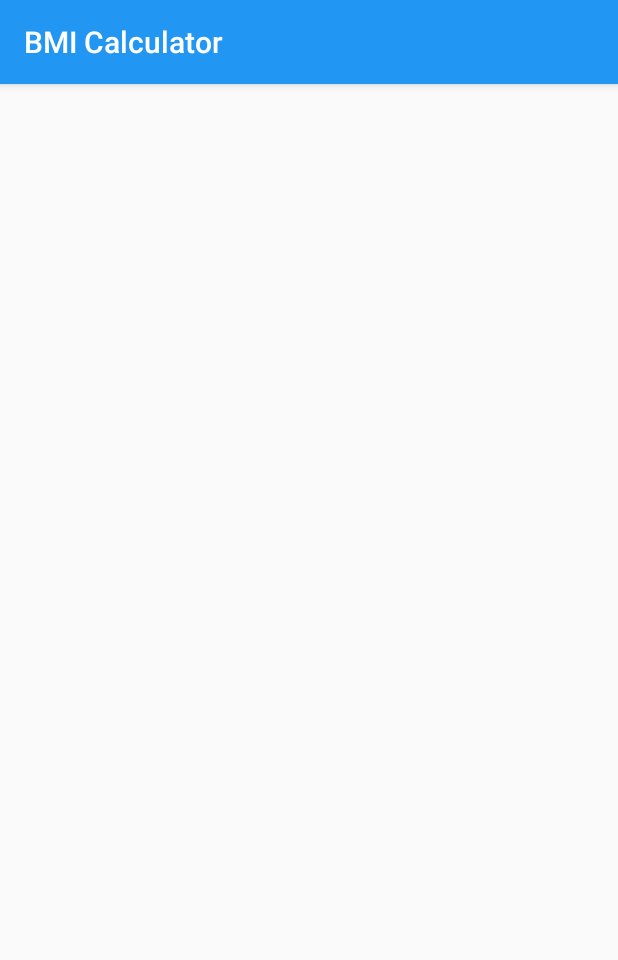
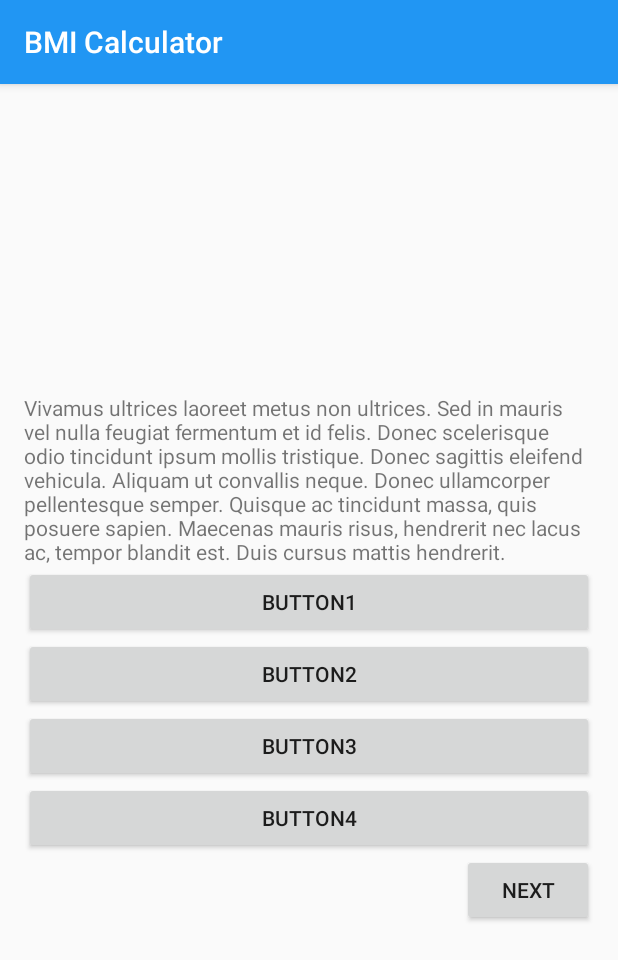
Before and after one commit to Fuksiarz/TipperCollegeActivities, an Android app: the Quizz04 screen opened directly, with no data from a screen before it, on a phone screen of 412 x 824 dp. Shown: the top 960 px of the screen. Run offline under Robolectric (Android 15) with nearby library versions, the phone set to English and light mode, and no system bars.

Commit message:
Quizz done

```diff
--- a/PAMO/Tipper/app/src/main/AndroidManifest.xml
+++ b/PAMO/Tipper/app/src/main/AndroidManifest.xml
@@ -9,6 +9,12 @@
         android:roundIcon="@mipmap/ic_launcher_round"
         android:supportsRtl="true"
         android:theme="@style/AppTheme">
+        <activity
+            android:name=".Quizz06"
+            android:exported="false" />
+        <activity
+            android:name=".Quizz05"
+            android:exported="false" />
         <activity
             android:name=".Quizz04"
             android:exported="false" />
--- a/PAMO/Tipper/app/src/main/java/com/example/tipper/Quizz01.java
+++ b/PAMO/Tipper/app/src/main/java/com/example/tipper/Quizz01.java
@@ -15,7 +15,7 @@ public class Quizz01 extends AppCompatActivity {
     protected void onCreate(Bundle savedInstanceState) {
         super.onCreate(savedInstanceState);
         setContentView(R.layout.activity_quizz01);
-        nextButton = (Button) findViewById(R.id.buttonNextQuestion1);
+        nextButton = (Button) findViewById(R.id.goToMain);
 
         nextButton.setOnClickListener(new View.OnClickListener() {
             @Override
--- a/PAMO/Tipper/app/src/main/java/com/example/tipper/Quizz03.java
+++ b/PAMO/Tipper/app/src/main/java/com/example/tipper/Quizz03.java
@@ -15,7 +15,7 @@ public class Quizz03 extends AppCompatActivity {
     protected void onCreate(Bundle savedInstanceState) {
         super.onCreate(savedInstanceState);
         setContentView(R.layout.activity_quizz03);
-        nextButton = (Button) findViewById(R.id.buttonNextQuestion1);
+        nextButton = (Button) findViewById(R.id.goToMain);
 
         nextButton.setOnClickListener(new View.OnClickListener() {
             @Override
--- a/PAMO/Tipper/app/src/main/java/com/example/tipper/Quizz04.java
+++ b/PAMO/Tipper/app/src/main/java/com/example/tipper/Quizz04.java
@@ -2,13 +2,32 @@ package com.example.tipper;
 
 import androidx.appcompat.app.AppCompatActivity;
 
+import android.content.Intent;
 import android.os.Bundle;
+import android.view.View;
+import android.widget.Button;
 
 public class Quizz04 extends AppCompatActivity {
+
+
+    private Button nextButton;
+
+
 
     @Override
     protected void onCreate(Bundle savedInstanceState) {
         super.onCreate(savedInstanceState);
         setContentView(R.layout.activity_quizz04);
+
+        nextButton = (Button) findViewById(R.id.goToMain);
+
+        nextButton.setOnClickListener(new View.OnClickListener() {
+            @Override
+            public void onClick(View view) {
+                Intent switchActivityIntent = new Intent(Quizz04.this, Quizz05.class);
+                startActivity(switchActivityIntent);
+            }
+        });
+
     }
 }
--- a/PAMO/Tipper/app/src/main/res/layout/activity_quizz01.xml
+++ b/PAMO/Tipper/app/src/main/res/layout/activity_quizz01.xml
@@ -45,7 +45,7 @@
         android:text="Button4" />
 
     <Button
-        android:id="@+id/buttonNextQuestion1"
+        android:id="@+id/goToMain"
         android:layout_width="wrap_content"
         android:layout_height="wrap_content"
         android:layout_gravity="end"
--- a/PAMO/Tipper/app/src/main/res/layout/activity_quizz02.xml
+++ b/PAMO/Tipper/app/src/main/res/layout/activity_quizz02.xml
@@ -45,7 +45,7 @@
         android:text="Button4" />
 
     <Button
-        android:id="@+id/buttonNextQuestion1"
+        android:id="@+id/goToMain"
         android:layout_width="wrap_content"
         android:layout_height="wrap_content"
         android:layout_gravity="end"
--- a/PAMO/Tipper/app/src/main/res/layout/activity_quizz04.xml
+++ b/PAMO/Tipper/app/src/main/res/layout/activity_quizz04.xml
@@ -1,9 +1,55 @@
 <?xml version="1.0" encoding="utf-8"?>
-<androidx.constraintlayout.widget.ConstraintLayout xmlns:android="http://schemas.android.com/apk/res/android"
-    xmlns:app="http://schemas.android.com/apk/res-auto"
-    xmlns:tools="http://schemas.android.com/tools"
+<LinearLayout xmlns:android="http://schemas.android.com/apk/res/android"
     android:layout_width="match_parent"
     android:layout_height="match_parent"
-    tools:context=".Quizz04">
+    android:gravity="center"
+    android:orientation="vertical"
+    android:paddingLeft="16dp"
+    android:paddingRight="16dp">
 
-</androidx.constraintlayout.widget.ConstraintLayout>
+    >
+
+
+    <TextView
+        android:id="@+id/textView"
+        android:layout_width="match_parent"
+        android:layout_height="wrap_content"
+
+        android:text="@string/question4"/>
+
+    <Button
+        android:id="@+id/buttonAnswer1Question1"
+        android:layout_width="match_parent"
+        android:layout_height="wrap_content"
+
+        android:text="Button1" />
+
+    <Button
+        android:id="@+id/buttonAnswer2Question1"
+        android:layout_width="match_parent"
+        android:layout_height="wrap_content"
+
+        android:text="Button2" />
+
+    <Button
+        android:id="@+id/buttonAnswer3Question1"
+        android:layout_width="match_parent"
+        android:layout_height="wrap_content"
+        android:text="Button3" />
+
+    <Button
+        android:id="@+id/buttonAnswer4Question1"
+        android:layout_width="match_parent"
+        android:layout_height="wrap_content"
+
+        android:text="Button4" />
+
+    <Button
+        android:id="@+id/goToMain"
+        android:layout_width="wrap_content"
+        android:layout_height="wrap_content"
+        android:layout_gravity="end"
+
+        android:text="next" />
+
+</LinearLayout>
--- a/PAMO/Tipper/app/src/main/res/values/strings.xml
+++ b/PAMO/Tipper/app/src/main/res/values/strings.xml
@@ -16,5 +16,8 @@
     <string name="question1">orem ipsum dolor sit amet, consectetur adipiscing elit. Nullam mollis erat at urna consectetur tempus. Sed a ullamcorper nulla, id vulputate arcu. Donec ac euismod lorem. Vestibulum ante ipsum primis in faucibus orci luctus et ultrices posuere cubilia curae; Mauris dapibus metus eu nisl placerat, id iaculis tortor porttitor. Vestibulum nisl augue, ultricies in efficitur eu, finibus quis leo. Morbi elementum congue mi, eu tristique dolor dictum id. Donec malesuada sapien ut libero tempor commodo. Donec imperdiet lorem in tempor venenatis. Vivamus mauris erat, condimentum cursus nisl nec, faucibus pellentesque orci. Vestibulum iaculis sagittis tellus quis imperdiet. Aenean facilisis quam mi, suscipit fringilla elit tincidunt non. Nunc porta faucibus urna, at egestas arcu faucibus nec.</string>
     <string name="question2">Nunc sagittis a nisl nec dapibus. Morbi vitae lectus ut ligula condimentum interdum nec at sapien. Aliquam erat volutpat. Nam tincidunt metus in rhoncus dignissim. Cras in varius tortor, vel fermentum felis. Pellentesque sollicitudin iaculis est id gravida. Suspendisse nec eleifend urna, non blandit nulla. Nulla tristique purus quis enim egestas pellentesque. Mauris a risus sed quam suscipit hendrerit nec id nulla. Nulla eget leo tellus. Pellentesque gravida vehicula purus, quis posuere ex luctus sed. Donec vel velit suscipit tortor condimentum tempor.</string>
     <string name='question3'>Vivamus sodales ultricies nunc eu porta. Nulla molestie fermentum commodo. Fusce id libero vel eros finibus venenatis vitae a odio. Sed et purus tempus, volutpat augue et, sollicitudin tellus. Quisque erat lacus, facilisis nec tortor in, efficitur placerat ipsum. Quisque eget finibus mi. Praesent lobortis posuere risus, eu elementum orci congue sit amet. Fusce blandit, purus in varius faucibus, urna sem varius justo, eu porttitor magna ligula non urna. Proin finibus luctus risus at vestibulum. Aenean sit amet pulvinar eros, eu sodales orci.</string>
+    <string name='question4'>Vivamus ultrices laoreet metus non ultrices. Sed in mauris vel nulla feugiat fermentum et id felis. Donec scelerisque odio tincidunt ipsum mollis tristique. Donec sagittis eleifend vehicula. Aliquam ut convallis neque. Donec ullamcorper pellentesque semper. Quisque ac tincidunt massa, quis posuere sapien. Maecenas mauris risus, hendrerit nec lacus ac, tempor blandit est. Duis cursus mattis hendrerit.</string>
+    <string name='question5'>Maecenas et rhoncus enim. Duis tincidunt, arcu in pellentesque pharetra, libero enim vestibulum ipsum, finibus lobortis dolor odio sagittis nibh. Aenean quis turpis augue. Aliquam laoreet nunc enim, vitae scelerisque ante aliquam nec. Nulla ornare quam nec interdum euismod. Aenean varius urna at lectus congue, ut aliquam felis dictum. Phasellus at molestie nisi, eu fermentum mauris.</string>
+    <string name='question6'>Sed vitae vehicula nulla. Donec et nisi ut metus accumsan accumsan. Nulla id metus convallis, consequat arcu sit amet, placerat odio. Phasellus vulputate orci sed eros feugiat scelerisque. Etiam at nisi non nisi maximus euismod aliquet vel enim. Etiam ut convallis urna. Aenean pellentesque nisl felis, semper rhoncus urna molestie in. Nam in augue nec nulla auctor semper vitae sit amet lectus. In et mauris tellus. Cras ut quam mauris. Nunc pulvinar vel nisi dictum condimentum. Donec at sapien velit. Integer a finibus dui, et dapibus est. Morbi fermentum quam augue, vel dignissim purus facilisis vel.</string>
 
 </resources>
```
Also changed, not shown: PAMO/Tipper/app/src/main/java/com/example/tipper/Quizz05.java (added, +31 -0 lines), PAMO/Tipper/app/src/main/java/com/example/tipper/Quizz06.java (added, +32 -0 lines), PAMO/Tipper/app/src/main/res/layout/activity_quizz05.xml (added, +55 -0 lines), PAMO/Tipper/app/src/main/res/layout/activity_quizz06.xml (added, +55 -0 lines).
